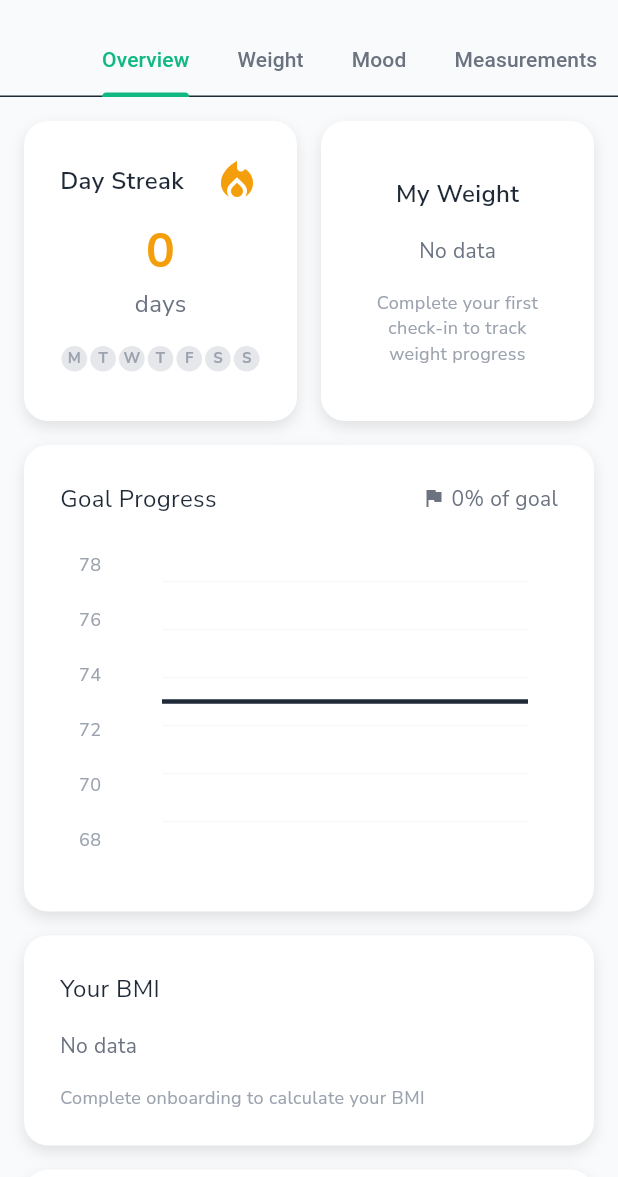
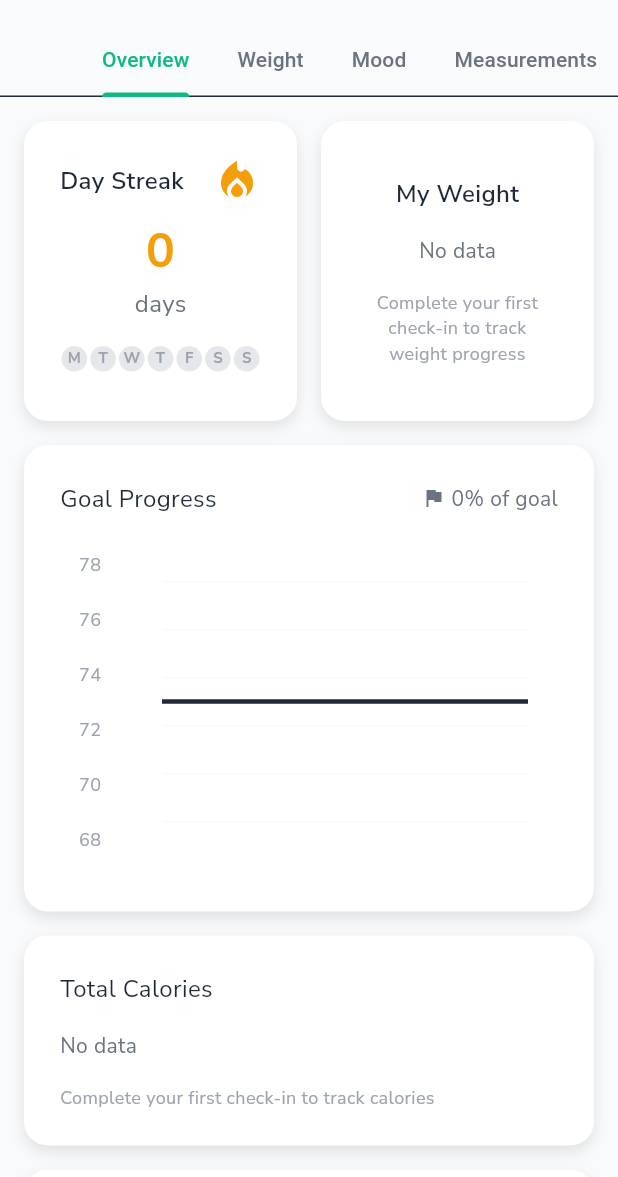
Before and after one commit to mahmoudal99/moctarnutrition, a Flutter app: the ProgressScreen screen opened by its route, on a phone screen of 412 x 824 dp, the part 59-1236 px from its top. Run offline on Flutter 3.47's test engine with Material 3 defaults, Android fonts, the phone set to English and light mode, and no system bars; our stand-ins replace cached_network_image, cloud_firestore, firebase_auth, firebase_core, firebase_storage, fl_chart and 15 more; missing offline and left inert: flutter_floating_bottom_bar; accounts and stored records are empty; project files that could hold a hidden picture were left out.

Commit message:
Refactor overview_tab.dart

```diff
--- a/lib/features/progress/presentation/screens/progress_screen.dart
+++ b/lib/features/progress/presentation/screens/progress_screen.dart
@@ -26,6 +26,7 @@ class ProgressScreen extends StatefulWidget {
 class _ProgressScreenState extends State<ProgressScreen>
     with SingleTickerProviderStateMixin {
   late TabController _tabController;
+  late ScrollController _overviewScrollController;
   Future<ProgressSummary>? _progressSummaryFuture;
   Future<List<WeightDataPoint>>? _weightDataFuture;
   Future<List<MoodDataPoint>>? _moodDataFuture;
@@ -38,6 +39,7 @@ class _ProgressScreenState extends State<ProgressScreen>
   void initState() {
     super.initState();
     _tabController = TabController(length: 4, vsync: this);
+    _overviewScrollController = ScrollController();
     _loadData();
   }
 
@@ -51,6 +53,7 @@ class _ProgressScreenState extends State<ProgressScreen>
   @override
   void dispose() {
     _tabController.dispose();
+    _overviewScrollController.dispose();
     super.dispose();
   }
 
@@ -336,10 +339,10 @@ class _ProgressScreenState extends State<ProgressScreen>
               controller: _tabController,
               children: [
                 OverviewTab(
-                  key: ValueKey('overview_$_selectedWeekOffset'),
                   dataFuture: _overviewDataFuture,
                   onWeekSelected: _selectWeek,
                   selectedWeekOffset: _selectedWeekOffset,
+                  scrollController: _overviewScrollController,
                 ),
                 WeightTab(dataFuture: _weightDataFuture),
                 MoodTab(dataFuture: _moodDataFuture),
--- a/lib/features/progress/presentation/widgets/overview_tab.dart
+++ b/lib/features/progress/presentation/widgets/overview_tab.dart
@@ -1,19 +1,19 @@
 import 'package:flutter/material.dart';
 import '../../../../core/constants/app_constants.dart';
 import '../../../../shared/services/progress_service.dart';
-import '../../../../shared/services/streak_service.dart';
-import 'package:google_fonts/google_fonts.dart';
 
 class OverviewTab extends StatelessWidget {
   final Future<OverviewData>? dataFuture;
   final Function(int)? onWeekSelected;
   final int selectedWeekOffset;
+  final ScrollController? scrollController;
 
   const OverviewTab({
     super.key,
     this.dataFuture,
     this.onWeekSelected,
     this.selectedWeekOffset = 0,
+    this.scrollController,
   });
 
   @override
@@ -30,9 +30,9 @@ class OverviewTab extends StatelessWidget {
             child: Column(
               mainAxisAlignment: MainAxisAlignment.center,
               children: [
-                Icon(Icons.error_outline,
+                const Icon(Icons.error_outline,
                     size: 48, color: AppConstants.errorColor),
-                const SizedBox(height: 16),
+                const SizedBox(height: AppConstants.spacingM),
                 Text(
                   'Failed to load overview data',
                   style: AppTextStyles.body1
@@ -46,6 +46,7 @@ class OverviewTab extends StatelessWidget {
         final data = snapshot.data ?? OverviewData.empty();
 
         return SingleChildScrollView(
+          controller: scrollController,
           padding: const EdgeInsets.all(AppConstants.spacingM),
           child: Column(
             crossAxisAlignment: CrossAxisAlignment.start,
@@ -53,22 +54,26 @@ class OverviewTab extends StatelessWidget {
               // Streak and Weight cards on same row
               Row(
                 children: [
-                  Expanded(child: _buildStreakCard()),
+                  Expanded(child: StreakCard(dataFuture: dataFuture)),
                   const SizedBox(width: AppConstants.spacingM),
-                  Expanded(child: _buildWeightProgressCard()),
+                  Expanded(child: WeightProgressCard(dataFuture: dataFuture)),
                 ],
               ),
               const SizedBox(height: AppConstants.spacingM),
 
               // Goal Progress Line Graph - EXACTLY as shown
-              _buildGoalProgressGraph(),
+              GoalProgressGraph(),
               const SizedBox(height: AppConstants.spacingM),
 
               // BMI Widget - EXACTLY as shown
-              _buildBMIWidget(),
+              TotalCaloriesCard(
+                dataFuture: dataFuture,
+                selectedWeekOffset: selectedWeekOffset,
+                onWeekSelected: onWeekSelected,
+              ),
               const SizedBox(height: AppConstants.spacingM),
               // Total Calories Card - EXACTLY as shown
-              _buildTotalCaloriesCard(),
+              BMIWidget(dataFuture: dataFuture),
               const SizedBox(height: AppConstants.spacingL),
             ],
           ),
@@ -76,9 +81,16 @@ class OverviewTab extends StatelessWidget {
       },
     );
   }
+}
 
 // Streak Card - EXACTLY matching screenshot
-  Widget _buildStreakCard() {
+class StreakCard extends StatelessWidget {
+  final Future<OverviewData>? dataFuture;
+
+  const StreakCard({super.key, this.dataFuture});
+
+  @override
+  Widget build(BuildContext context) {
     return FutureBuilder<OverviewData>(
       future: dataFuture,
       builder: (context, snapshot) {
@@ -148,7 +160,10 @@ class OverviewTab extends StatelessWidget {
               ),
               const SizedBox(height: AppConstants.spacingS),
               // Reduced spacing
-              Expanded(child: _buildWeekProgressIndicator(lastCompletedDate, currentStreak)),
+              Expanded(
+                  child: WeekProgressIndicator(
+                      lastCompletedDate: lastCompletedDate,
+                      currentStreak: currentStreak)),
               // Use Expanded to fill remaining space
             ],
           ),
@@ -156,9 +171,21 @@ class OverviewTab extends StatelessWidget {
       },
     );
   }
+}
 
 // Week progress indicator - EXACTLY as shown
-  Widget _buildWeekProgressIndicator(DateTime? lastCompletedDate, int currentStreak) {
+class WeekProgressIndicator extends StatelessWidget {
+  final DateTime? lastCompletedDate;
+  final int currentStreak;
+
+  const WeekProgressIndicator({
+    super.key,
+    this.lastCompletedDate,
+    required this.currentStreak,
+  });
+
+  @override
+  Widget build(BuildContext context) {
     final days = ['M', 'T', 'W', 'T', 'F', 'S', 'S'];
 
     // Calculate which days should be highlighted based on the streak
@@ -188,7 +215,8 @@ class OverviewTab extends StatelessWidget {
           // We need to go back from today by the streak count
           for (int i = 0; i < daysToHighlight; i++) {
             final targetWeekday = todayWeekday - i;
-            final targetIndex = (targetWeekday - 1 + 7) % 7; // Handle negative numbers
+            final targetIndex =
+                (targetWeekday - 1 + 7) % 7; // Handle negative numbers
 
             if (index == targetIndex) {
               isCompleted = true;
@@ -200,7 +228,8 @@ class OverviewTab extends StatelessWidget {
         return Expanded(
           child: Container(
             height: 24,
-            margin: const EdgeInsets.symmetric(horizontal: 1), // 1px margin between circles
+            margin: const EdgeInsets.symmetric(horizontal: 1),
+            // 1px margin between circles
             decoration: BoxDecoration(
               shape: BoxShape.circle,
               color: isCompleted
@@ -224,9 +253,16 @@ class OverviewTab extends StatelessWidget {
       }).toList(),
     );
   }
+}
 
 // Weight Progress Card - EXACTLY as shown in screenshot
-  Widget _buildWeightProgressCard() {
+class WeightProgressCard extends StatelessWidget {
+  final Future<OverviewData>? dataFuture;
+
+  const WeightProgressCard({super.key, this.dataFuture});
+
+  @override
+  Widget build(BuildContext context) {
     return FutureBuilder<OverviewData>(
       future: dataFuture,
       builder: (context, snapshot) {
@@ -426,9 +462,12 @@ class OverviewTab extends StatelessWidget {
     // Cap at 100% maximum
     return progress.clamp(0.0, 100.0);
   }
+}
 
 // Goal Progress Line Graph - EXACTLY as shown in screenshot
-  Widget _buildGoalProgressGraph() {
+class GoalProgressGraph extends StatelessWidget {
+  @override
+  Widget build(BuildContext context) {
     return Container(
       width: double.infinity,
       padding: const EdgeInsets.all(AppConstants.spacingL),
@@ -470,16 +509,19 @@ class OverviewTab extends StatelessWidget {
           const SizedBox(height: AppConstants.spacingL),
           SizedBox(
             height: 200,
-            child: _buildWeightChart(),
+            child: WeightChart(),
           ),
           const SizedBox(height: AppConstants.spacingM),
         ],
       ),
     );
   }
+}
 
 // Weight chart - EXACTLY as shown in screenshot
-  Widget _buildWeightChart() {
+class WeightChart extends StatelessWidget {
+  @override
+  Widget build(BuildContext context) {
     return SizedBox(
       height: 200,
       child: Row(
@@ -514,9 +556,16 @@ class OverviewTab extends StatelessWidget {
       ),
     );
   }
+}
 
 // BMI Widget - EXACTLY as shown in screenshot
-  Widget _buildBMIWidget() {
+class BMIWidget extends StatelessWidget {
+  final Future<OverviewData>? dataFuture;
+
+  const BMIWidget({super.key, this.dataFuture});
+
+  @override
+  Widget build(BuildContext context) {
     return FutureBuilder<OverviewData>(
       future: dataFuture,
       builder: (context, snapshot) {
@@ -643,16 +692,23 @@ class OverviewTab extends StatelessWidget {
                 ],
               ),
               const SizedBox(height: AppConstants.spacingM),
-              _buildBMIScale(bmiData.currentBMI), // Pass real BMI value
+              BMIScale(currentBMI: bmiData.currentBMI), // Pass real BMI value
             ],
           ),
         );
       },
     );
   }
+}
 
 // BMI scale - EXACTLY as shown in screenshot
-  Widget _buildBMIScale(double currentBMI) {
+class BMIScale extends StatelessWidget {
+  final double currentBMI;
+
+  const BMIScale({super.key, required this.currentBMI});
+
+  @override
+  Widget build(BuildContext context) {
     return Column(
       children: [
         // Container to hold the bar and indicator
@@ -704,7 +760,7 @@ class OverviewTab extends StatelessWidget {
         ),
         const SizedBox(height: AppConstants.spacingS),
         // Legend below
-        _buildBMILegend(),
+        BMILegend(),
       ],
     );
   }
@@ -725,20 +781,31 @@ class OverviewTab extends StatelessWidget {
     // Convert to pixel position on the bar
     return position * barWidth;
   }
+}
 
-  Widget _buildBMILegend() {
+class BMILegend extends StatelessWidget {
+  @override
+  Widget build(BuildContext context) {
     return Row(
       mainAxisAlignment: MainAxisAlignment.spaceEvenly,
       children: [
-        _buildLegendItem('Underweight', Colors.blue),
-        _buildLegendItem('Healthy', Colors.green),
-        _buildLegendItem('Overweight', Colors.orange),
-        _buildLegendItem('Obese', Colors.red),
+        LegendItem(label: 'Underweight', color: Colors.blue),
+        LegendItem(label: 'Healthy', color: Colors.green),
+        LegendItem(label: 'Overweight', color: Colors.orange),
+        LegendItem(label: 'Obese', color: Colors.red),
       ],
     );
   }
+}
 
-  Widget _buildLegendItem(String label, Color color) {
+class LegendItem extends StatelessWidget {
+  final String label;
+  final Color color;
+
+  const LegendItem({super.key, required this.label, required this.color});
+
+  @override
+  Widget build(BuildContext context) {
     return Row(
       children: [
         Container(
@@ -759,9 +826,23 @@ class OverviewTab extends StatelessWidget {
       ],
     );
   }
+}
 
 // Total Calories Card - EXACTLY as shown in screenshot
-  Widget _buildTotalCaloriesCard() {
+class TotalCaloriesCard extends StatelessWidget {
+  final Future<OverviewData>? dataFuture;
+  final int selectedWeekOffset;
+  final Function(int)? onWeekSelected;
+
+  const TotalCaloriesCard({
+    super.key,
+    this.dataFuture,
+    required this.selectedWeekOffset,
+    this.onWeekSelected,
+  });
+
+  @override
+  Widget build(BuildContext context) {
     return FutureBuilder<OverviewData>(
       future: dataFuture,
       builder: (context, snapshot) {
@@ -787,7 +868,8 @@ class OverviewTab extends StatelessWidget {
         print('Weekly total: ${dailyCalories.weeklyTotal}');
         print('Weekly average: ${dailyCalories.weeklyAverage}');
         for (final dayData in dailyCalories.dailyData) {
-          print('Date: ${dayData.date.toIso8601String()}, Weekday: ${dayData.date.weekday}, Calories: ${dayData.totalCalories}');
+          print(
+              'Date: ${dayData.date.toIso8601String()}, Weekday: ${dayData.date.weekday}, Calories: ${dayData.totalCalories}');
         }
         print('========================');
 
@@ -831,7 +913,33 @@ class OverviewTab extends StatelessWidget {
         return Column(
           children: [
             // Weekly Filters
-            Container(
+            WeekFilters(
+              selectedWeekOffset: selectedWeekOffset,
+              onWeekSelected: onWeekSelected,
+            ),
+            const SizedBox(height: AppConstants.spacingM),
+            // Calories Card
+            CaloriesCard(dailyCalories: dailyCalories),
+          ],
+        );
+      },
+    );
+  }
+}
+
+class WeekFilters extends StatelessWidget {
+  final int selectedWeekOffset;
+  final Function(int)? onWeekSelected;
+
+  const WeekFilters({
+    super.key,
+    required this.selectedWeekOffset,
+    this.onWeekSelected,
+  });
+
+  @override
+  Widget build(BuildContext context) {
+    return Container(
       width: double.infinity,
       height: 40,
       decoration: BoxDecoration(
@@ -840,31 +948,102 @@ class OverviewTab extends StatelessWidget {
       ),
       child: Row(
         children: [
-                  Expanded(child: _buildWeekFilter('This Week', 0, selectedWeekOffset == 0)),
+          Expanded(
+              child: WeekFilter(
+                  label: 'This Week',
+                  weekOffset: 0,
+                  isSelected: selectedWeekOffset == 0,
+                  onTap: onWeekSelected)),
           Container(
             width: 1,
             height: 20,
             color: AppConstants.borderColor.withOpacity(0.5),
           ),
-                  Expanded(child: _buildWeekFilter('Last Week', 1, selectedWeekOffset == 1)),
+          Expanded(
+              child: WeekFilter(
+                  label: 'Last Week',
+                  weekOffset: 1,
+                  isSelected: selectedWeekOffset == 1,
+                  onTap: onWeekSelected)),
           Container(
             width: 1,
             height: 20,
             color: AppConstants.borderColor.withOpacity(0.5),
           ),
-                  Expanded(child: _buildWeekFilter('2 Wks Ago', 2, selectedWeekOffset == 2)),
+          Expanded(
+              child: WeekFilter(
+                  label: '2 Wks Ago',
+                  weekOffset: 2,
+                  isSelected: selectedWeekOffset == 2,
+                  onTap: onWeekSelected)),
           Container(
             width: 1,
             height: 20,
             color: AppConstants.borderColor.withOpacity(0.5),
           ),
-                  Expanded(child: _buildWeekFilter('3 Wks Ago', 3, selectedWeekOffset == 3)),
+          Expanded(
+              child: WeekFilter(
+                  label: '3 Wks Ago',
+                  weekOffset: 3,
+                  isSelected: selectedWeekOffset == 3,
+                  onTap: onWeekSelected)),
         ],
       ),
+    );
+  }
+}
+
+class WeekFilter extends StatelessWidget {
+  final String label;
+  final int weekOffset;
+  final bool isSelected;
+  final Function(int)? onTap;
+
+  const WeekFilter({
+    super.key,
+    required this.label,
+    required this.weekOffset,
+    required this.isSelected,
+    this.onTap,
+  });
+
+  @override
+  Widget build(BuildContext context) {
+    return GestureDetector(
+      onTap: () {
+        if (onTap != null) {
+          onTap!(weekOffset);
+        }
+      },
+      child: Container(
+        height: 40,
+        decoration: BoxDecoration(
+          color: isSelected ? Colors.white : Colors.transparent,
+          borderRadius: BorderRadius.circular(AppConstants.radiusM),
         ),
-            const SizedBox(height: AppConstants.spacingM),
-            // Calories Card
-            Container(
+        child: Center(
+          child: Text(
+            label,
+            style: AppTextStyles.body2.copyWith(
+              color: Colors.black,
+              fontWeight: isSelected ? FontWeight.w600 : FontWeight.normal,
+            ),
+            textAlign: TextAlign.center,
+          ),
+        ),
+      ),
+    );
+  }
+}
+
+class CaloriesCard extends StatelessWidget {
+  final DailyCaloriesData dailyCalories;
+
+  const CaloriesCard({super.key, required this.dailyCalories});
+
+  @override
+  Widget build(BuildContext context) {
+    return Container(
       width: double.infinity,
       padding: const EdgeInsets.all(AppConstants.spacingL),
       decoration: BoxDecoration(
@@ -902,51 +1081,30 @@ class OverviewTab extends StatelessWidget {
           const SizedBox(height: AppConstants.spacingM),
           SizedBox(
             height: 200,
-                    child: _buildCaloriesChart(dailyCalories.dailyData),
+            child: CaloriesChart(dailyData: dailyCalories.dailyData),
           ),
           const SizedBox(height: AppConstants.spacingM),
-                  _buildCaloriesLegend(),
+          CaloriesLegend(),
         ],
-              ),
-            ),
-          ],
-        );
-      },
-    );
-  }
-
-  Widget _buildWeekFilter(String label, int weekOffset, bool isSelected) {
-    return GestureDetector(
-      onTap: () {
-        if (onWeekSelected != null) {
-          onWeekSelected!(weekOffset);
-        }
-      },
-      child: Container(
-        height: 40,
-        decoration: BoxDecoration(
-          color: isSelected ? Colors.white : Colors.transparent,
-          borderRadius: BorderRadius.circular(AppConstants.radiusM),
-        ),
-        child: Center(
-          child: Text(
-            label,
-            style: AppTextStyles.body2.copyWith(
-              color: Colors.black,
-              fontWeight: isSelected ? FontWeight.w600 : FontWeight.normal,
-            ),
-            textAlign: TextAlign.center,
-          ),
-        ),
       ),
     );
   }
+}
 
 // Calories chart - EXACTLY as shown in screenshot
-  Widget _buildCaloriesChart(List<DailyCaloriesPoint> dailyData) {
+class CaloriesChart extends StatelessWidget {
+  final List<DailyCaloriesPoint> dailyData;
+
+  const CaloriesChart({super.key, required this.dailyData});
+
+  @override
+  Widget build(BuildContext context) {
     // Calculate the maximum calories for proper scaling
     final maxCalories = dailyData.isNotEmpty
-        ? dailyData.map((d) => d.totalCalories).reduce((a, b) => a > b ? a : b).clamp(500.0, 2000.0)
+        ? dailyData
+            .map((d) => d.totalCalories)
+            .reduce((a, b) => a > b ? a : b)
+            .clamp(500.0, 2000.0)
         : 1500.0;
 
     return Row(
@@ -957,8 +1115,10 @@ class OverviewTab extends StatelessWidget {
             mainAxisAlignment: MainAxisAlignment.spaceBetween,
             children: [
               Text('${maxCalories.toInt()}', style: AppTextStyles.caption),
-              Text('${(maxCalories * 0.67).toInt()}', style: AppTextStyles.caption),
-              Text('${(maxCalories * 0.33).toInt()}', style: AppTextStyles.caption),
+              Text('${(maxCalories * 0.67).toInt()}',
+                  style: AppTextStyles.caption),
+              Text('${(maxCalories * 0.33).toInt()}',
+                  style: AppTextStyles.caption),
               Text('0', style: AppTextStyles.caption),
             ],
           ),
@@ -990,10 +1150,12 @@ class OverviewTab extends StatelessWidget {
                   final dayData = entry.value;
 
                   // Get the day abbreviation from the actual date
-                  final dayAbbreviation = _getDayAbbreviation(dayData.date.weekday);
+                  final dayAbbreviation =
+                      _getDayAbbreviation(dayData.date.weekday);
 
                   // DEBUG: Log the date matching
-                  print('Chart - Index $index (${dayAbbreviation}): Date ${dayData.date.toIso8601String()}, Calories: ${dayData.totalCalories}');
+                  print(
+                      'Chart - Index $index (${dayAbbreviation}): Date ${dayData.date.toIso8601String()}, Calories: ${dayData.totalCalories}');
 
                   if (dayData.totalCalories == 0) {
                     return SizedBox(
@@ -1009,7 +1171,8 @@ class OverviewTab extends StatelessWidget {
                                 child: Container(
                                   width: 20,
                                   height: 1,
-                                  color: AppConstants.borderColor.withOpacity(0.3),
+                                  color:
+                                      AppConstants.borderColor.withOpacity(0.3),
                                 ),
                               ),
                             ),
@@ -1026,11 +1189,14 @@ class OverviewTab extends StatelessWidget {
                   }
 
                   // Calculate bar heights based on actual consumed calories
-                  final totalHeight = (dayData.totalCalories / maxCalories) * 200;
+                  final totalHeight =
+                      (dayData.totalCalories / maxCalories) * 200;
 
                   // Calculate individual macro heights (convert from calories to height)
-                  final proteinHeight = (dayData.proteinCalories / maxCalories) * 200;
-                  final carbsHeight = (dayData.carbsCalories / maxCalories) * 200;
+                  final proteinHeight =
+                      (dayData.proteinCalories / maxCalories) * 200;
+                  final carbsHeight =
+                      (dayData.carbsCalories / maxCalories) * 200;
                   final fatsHeight = (dayData.fatsCalories / maxCalories) * 200;
 
                   return SizedBox(
@@ -1077,7 +1243,8 @@ class OverviewTab extends StatelessWidget {
                                 // Fats (top)
                                 if (fatsHeight > 0)
                                   Positioned(
-                                    bottom: (proteinHeight + carbsHeight).clamp(0, 200),
+                                    bottom: (proteinHeight + carbsHeight)
+                                        .clamp(0, 200),
                                     left: 0,
                                     child: Container(
                                       width: 20,
@@ -1113,29 +1280,40 @@ class OverviewTab extends StatelessWidget {
     );
   }
 
-  Widget _buildCaloriesLegend() {
+  /// Get day abbreviation from weekday number
+  String _getDayAbbreviation(int weekday) {
+    switch (weekday) {
+      case 1:
+        return 'M'; // Monday
+      case 2:
+        return 'T'; // Tuesday
+      case 3:
+        return 'W'; // Wednesday
+      case 4:
+        return 'T'; // Thursday
+      case 5:
+        return 'F'; // Friday
+      case 6:
+        return 'S'; // Saturday
+      case 7:
+        return 'S'; // Sunday
+      default:
+        return '?';
+    }
+  }
+}
+
+class CaloriesLegend extends StatelessWidget {
+  @override
+  Widget build(BuildContext context) {
     return Row(
       mainAxisAlignment: MainAxisAlignment.spaceEvenly,
       children: [
-        _buildLegendItem('Protein', AppConstants.proteinColor),
-        _buildLegendItem('Carbs', AppConstants.carbsColor),
-        _buildLegendItem('Fats', AppConstants.fatColor),
+        LegendItem(label: 'Protein', color: AppConstants.proteinColor),
+        LegendItem(label: 'Carbs', color: AppConstants.carbsColor),
+        LegendItem(label: 'Fats', color: AppConstants.fatColor),
       ],
     );
-  }
-
-  /// Get day abbreviation from weekday number
-  String _getDayAbbreviation(int weekday) {
-    switch (weekday) {
-      case 1: return 'M'; // Monday
-      case 2: return 'T'; // Tuesday
-      case 3: return 'W'; // Wednesday
-      case 4: return 'T'; // Thursday
-      case 5: return 'F'; // Friday
-      case 6: return 'S'; // Saturday
-      case 7: return 'S'; // Sunday
-      default: return '?';
-    }
   }
 }
 
```
Lines whose indentation alone changed are shown as unchanged.
